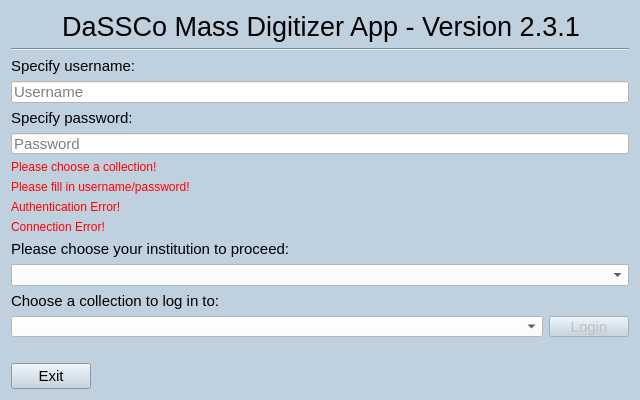
Old version of the form MassDigitizer/ui/homescreen.ui in the repository NHMDenmark/Mass-Digitizer.
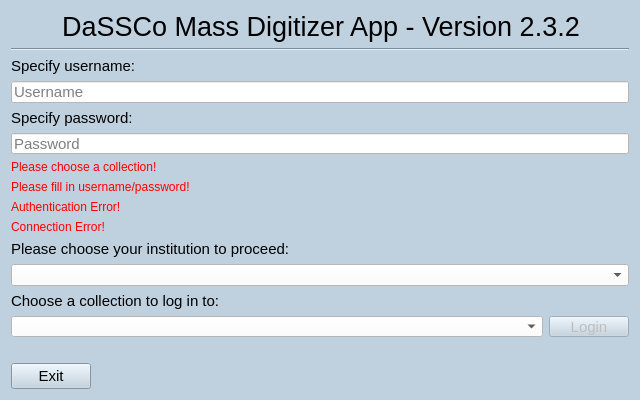
New version of the form.

Patch:
```diff
--- a/MassDigitizer/ui/homescreen.ui
+++ b/MassDigitizer/ui/homescreen.ui
@@ -61,7 +61,7 @@
       </font>
      </property>
      <property name="text">
-      <string>DaSSCo Mass Digitizer App - Version 2.3.1</string>
+      <string>DaSSCo Mass Digitizer App - Version 2.3.2</string>
      </property>
      <property name="alignment">
       <set>Qt::AlignmentFlag::AlignCenter</set>
```
